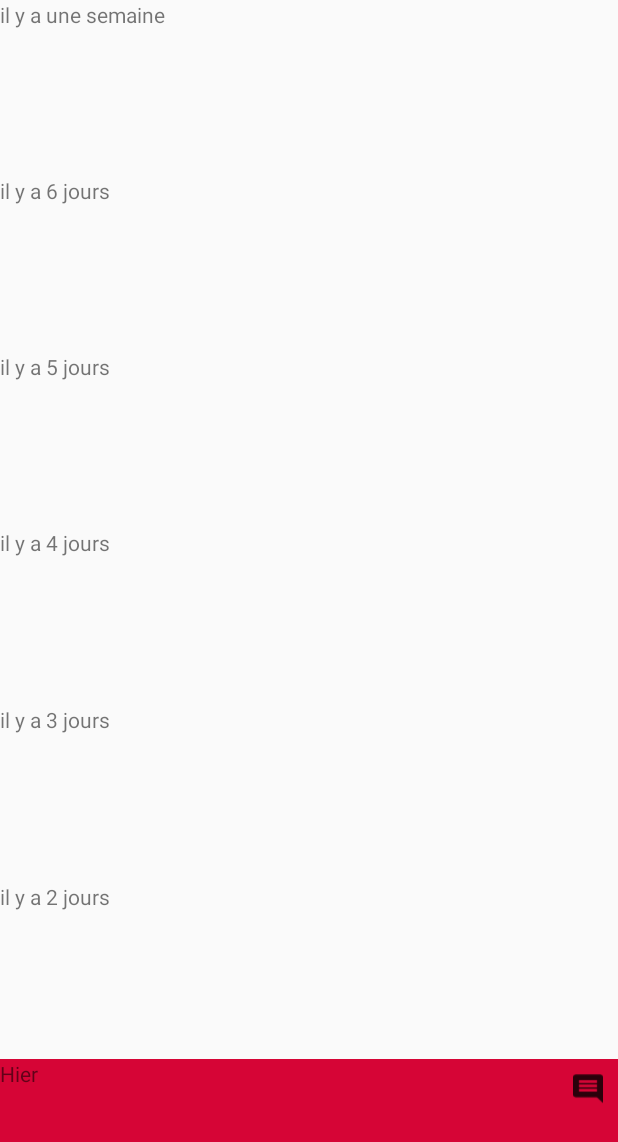
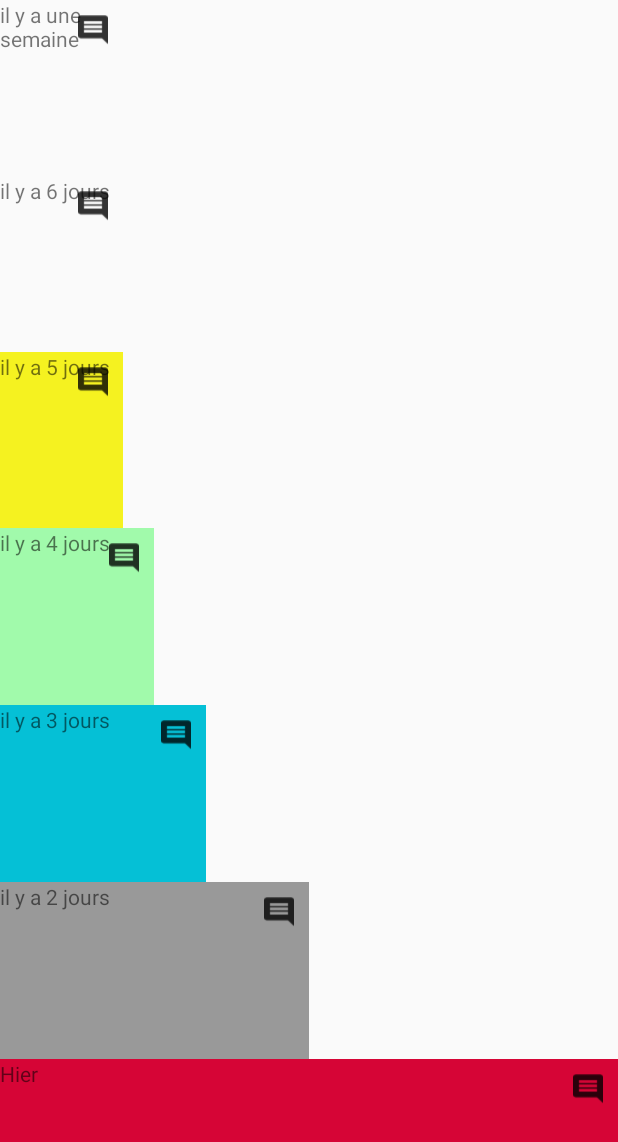
Before and after one commit to saratlse/MoodTracker, an Android app: the screen it shows after launch (HistoryActivity), after a tap on an icon or button, on a phone screen of 412 x 824 dp. Shown: the top 1142 px of the screen. Run offline under Robolectric (Android 15) with nearby library versions, the phone set to English and light mode, and no system bars.

Commit message:
revoir condition ;   if (mood1.getCOMMENT().isEmpty() && mood1 == null)   if (mood1.getCOMMENT().isEmpty() || mood1 == null)   if (mood1.getCOMMENT().isEmpty())   idem aucune de fonctionne
  voir
  comment afficher les layoutParams

```diff
--- a/app/src/main/java/sara/openclassrooms/moodtracker/Controller/HistoryActivity.java
+++ b/app/src/main/java/sara/openclassrooms/moodtracker/Controller/HistoryActivity.java
@@ -14,6 +14,7 @@ import android.view.Display;
 import android.view.View;
 import android.widget.Button;
 import android.widget.ImageView;
+import android.widget.LinearLayout;
 import android.widget.ListView;
 import android.widget.RelativeLayout;
 import android.widget.TextView;
@@ -25,7 +26,6 @@ import java.util.ArrayList;
 import java.util.Calendar;
 import java.util.Date;
 
-import sara.openclassrooms.moodtracker.Model.DifferentsMoods;
 import sara.openclassrooms.moodtracker.Model.Mood;
 import sara.openclassrooms.moodtracker.R;
 
@@ -44,7 +44,7 @@ public class HistoryActivity extends AppCompatActivity {
     ArrayList<MoodData> historyList = new ArrayList<> ();
     ArrayList<ImageView> imageList = new ArrayList<> ();
     String mCurrentDate = "dd-MM-yyyy";
-    SimpleDateFormat Sdf = new SimpleDateFormat(mCurrentDate);
+    SimpleDateFormat Sdf = new SimpleDateFormat (mCurrentDate);
 
 
     private int width;
@@ -83,7 +83,7 @@ public class HistoryActivity extends AppCompatActivity {
         setContentView (R.layout.activity_history);
 
         databaseManager = new DatabaseManager (this);
-        historyList = databaseManager.getLast7Mood();
+        historyList = databaseManager.getLast7Mood ();
 
 
         mSharedPref = getSharedPreferences ("PREF_KEY_COMMENT", MODE_PRIVATE);
@@ -141,7 +141,7 @@ public class HistoryActivity extends AppCompatActivity {
         listLayout.add (mJour7);
         listButton.add (mButton7);
         listTextView.add (mTextView7);
-        mCalendar.add (Calendar.DATE, -7); //modifie un element de la date
+        mCalendar.add (Calendar.DATE, -1); //modifie un element de la date
         String mSevenDaysP = sdf.format (mCalendar.getTime ());
         Log.i ("my activity ", mSevenDaysP);
         mSevenDaysAgo = Storage.load (this, mSevenDaysP);
@@ -151,7 +151,7 @@ public class HistoryActivity extends AppCompatActivity {
         listLayout.add (mJour6);
         listButton.add (mButton6);
         listTextView.add (mTextView6);
-        mCalendar.add (Calendar.DATE, -6);
+        mCalendar.add (Calendar.DATE, -1);
         String mSixDaysP = sdf.format (mCalendar.getTime ());
         mSixDaysAgo = Storage.load (this, mSixDaysP);
 
@@ -159,42 +159,42 @@ public class HistoryActivity extends AppCompatActivity {
         listLayout.add (mJour5);
         listButton.add (mButton5);
         listTextView.add (mTextView5);
-        mCalendar.add (Calendar.DATE, -5);
-        String mFiveDaysP =sdf.format(mCalendar.getTime ());
-        mFiveDaysAgo = Storage.load (this,mFiveDaysP);
+        mCalendar.add (Calendar.DATE, -1);
+        String mFiveDaysP = sdf.format (mCalendar.getTime ());
+        mFiveDaysAgo = Storage.load (this, mFiveDaysP);
 
         //DAY 4
         listLayout.add (mJour4);
         listButton.add (mButton4);
         listTextView.add (mTextView4);
-        mCalendar.add (Calendar.DATE,-4);
-        String mFourDaysP =sdf.format(mCalendar.getTime ());
-        mFourDaysAgo = Storage.load (this,mFourDaysP);
+        mCalendar.add (Calendar.DATE, -1);
+        String mFourDaysP = sdf.format (mCalendar.getTime ());
+        mFourDaysAgo = Storage.load (this, mFourDaysP);
 
         //DAY 3
         listLayout.add (mJour3);
         listButton.add (mButton3);
         listTextView.add (mTextView3);
-        mCalendar.add (Calendar.DATE, -3);
+        mCalendar.add (Calendar.DATE, -1);
         String mThreeDaysP = sdf.format (mCalendar.getTime ());
-        mThreeDaysAgo = Storage.load (this,mThreeDaysP);
+        mThreeDaysAgo = Storage.load (this, mThreeDaysP);
 
         //DAY 2
         listLayout.add (mJour2);
         listButton.add (mButton2);
         listTextView.add (mTextView2);
-        mCalendar.add (Calendar.DATE,-2);
+        mCalendar.add (Calendar.DATE, -1);
         final String mTwoDaysP = sdf.format (mCalendar.getTime ());
-        mTwoDaysAgo = Storage.load (this,mTwoDaysP);
+        mTwoDaysAgo = Storage.load (this, mTwoDaysP);
 
 
-        //DAY 1
+        //YESTERDAY
         listLayout.add (mJour1);
         listButton.add (mButton1);
         listTextView.add (mTextView1);
-        mCalendar.add (Calendar.DATE,-1);
+        mCalendar.add (Calendar.DATE, -1);
         final String mOneDayP = sdf.format (mCalendar.getTime ());
-        mYesterday = Storage.load (this,mOneDayP);
+        mYesterday = Storage.load (this, mOneDayP);
 
 
         mActivityYesterdayColor = getIntent ().getIntExtra ("YESTERDAY_COLOR", 0);
@@ -222,181 +222,129 @@ public class HistoryActivity extends AppCompatActivity {
         Storage.load (context, "MOOD");///creer un load pour recuperer la clef
 
 
-
         //on doit recuperer le mood de la base de donnee qui est un int
         historyList = sevenLastMood ();
-        final MoodData mood1 = historyList.get(0);
-        final MoodData mood2 = historyList.get(1);
-        final MoodData mood3 = historyList.get(2);
-        final MoodData mood4 = historyList.get(3);
-        final MoodData mood5 = historyList.get(4);
-        final MoodData mood6 = historyList.get(5);
-        final MoodData mood7 = historyList.get(6);
+        final MoodData mood1 = new MoodData (0, "", "");
+        final MoodData mood2 = new MoodData (1, "", "");
+        final MoodData mood3 = new MoodData (2, "", "");
+        final MoodData mood4 = new MoodData (3, "", "");
+        final MoodData mood5 = new MoodData (4, "", "");
+        final MoodData mood6 = new MoodData (5, "", "");
+        final MoodData mood7 = new MoodData (6, "", "");
 
-        /*final Mood mood1 = new Mood();
-        final Mood mood2 = new Mood();
-        final Mood mood3 = new Mood();
-        final Mood mood4 = new Mood();
-        final Mood mood5 = new Mood();
-        final Mood mood6 = new Mood();
-        final Mood mood7 = new Mood();*/
-
-
-       /* //////MOOD1////
-        if (mood1 == null) {
+        ////MOOD1
+        if (mood1.getCOMMENT().isEmpty() && mood1 == null) {
             mButton1.setVisibility (View.INVISIBLE);
-            Toast.makeText(this, "Vous n'avez pas encore d'historique :(", Toast.LENGTH_LONG).show();
+            //Toast.makeText(this, "Vous n'avez pas encore d'historique :(", Toast.LENGTH_LONG).show();
         } else
             mButton1.setVisibility (View.VISIBLE);
+        displayMood (mood1.getMOOD (), mJour1, mCurrentDate);
 
         mButton1.setOnClickListener (new View.OnClickListener () {
             @Override
-            public void onClick(View view) {
-                Toast.makeText (getApplicationContext (),historyList.get(0).getCOMMENT(),Toast.LENGTH_SHORT).show ();//je recupere l'etat SAD STATE
-
-
-            }
-        });*/
-
-
-        /////MOOD 2/////
-        if (mood2 == null || mood2.getCOMMENT() == null) {
-            mButton2.setVisibility (View.INVISIBLE);
-        } else
-            mButton2.setVisibility (View.VISIBLE);
-        mButton2.setOnClickListener (new View.OnClickListener () {
-            @Override
             public void onClick(View v) {
-
-                Toast.makeText (getApplicationContext (),historyList.get(1).getCOMMENT(),Toast.LENGTH_SHORT).show ();
+                //Toast.makeText (getApplicationContext (), historyList.get (0).getCOMMENT()+":"+mYesterday.getMood (),Toast.LENGTH_SHORT).show ();
+                Toast.makeText (getApplicationContext (), historyList.get (0).getCOMMENT (), Toast.LENGTH_SHORT).show ();
 
             }
         });
 
-        //////MOOD 3///////
-        if (mood3 == null || mood3.getCOMMENT() == null) {
+
+        /////MOOD 2/////
+        if (mood2.getCOMMENT().isEmpty() && mood2 == null) {
+            mButton2.setVisibility (View.INVISIBLE);
+            //Toast.makeText(this, "Vous n'avez pas d'historique :(", Toast.LENGTH_SHORT).show();
+        } else
+            mButton2.setVisibility (View.VISIBLE);
+        displayMood (mood2.getMOOD (), mJour2, mCurrentDate);
+
+        mButton2.setOnClickListener (new View.OnClickListener () {
+            @Override
+            public void onClick(View v) {
+                Toast.makeText (getApplicationContext (), historyList.get (1).getCOMMENT (), Toast.LENGTH_SHORT).show ();
+
+            }
+        });
+
+        //////MOOD 3///////||mood3.getCOMMENT().isEmpty ()
+        if (mood3.getCOMMENT().isEmpty() && mood3 == null) {
             mButton3.setVisibility (View.INVISIBLE);
+            //Toast.makeText (this, "Vous n'avez pas  d'historique :(",Toast.LENGTH_SHORT).show ();
         } else
             mButton3.setVisibility (View.VISIBLE);
+        displayMood (mood3.getMOOD (), mJour3, mCurrentDate);
         mButton3.setOnClickListener (new View.OnClickListener () {
             @Override
             public void onClick(View view) {
-                Toast.makeText (getApplicationContext (),historyList.get(2).getCOMMENT (),Toast.LENGTH_SHORT).show ();
+                Toast.makeText (getApplicationContext (), historyList.get (2).getCOMMENT (), Toast.LENGTH_SHORT).show ();
 
             }
         });
 
         //////MOOD 4//////////
-        if (mood4 == null || mood4.getCOMMENT () == null) {
+        if (mood4.getCOMMENT().isEmpty() && mood4 == null) {
             mButton4.setVisibility (View.INVISIBLE);
+            //Toast.makeText (this, "Vous n'avez pas d'historique :(",Toast.LENGTH_SHORT).show ();
         } else
             mButton4.setVisibility (View.VISIBLE);
+        displayMood (mood4.getMOOD (), mJour4, mCurrentDate);
         mButton4.setOnClickListener (new View.OnClickListener () {
             @Override
             public void onClick(View view) {
-                Toast.makeText (getApplicationContext (),historyList.get(3).getCOMMENT (),Toast.LENGTH_SHORT).show ();
+                Toast.makeText (getApplicationContext (), historyList.get (3).getCOMMENT (), Toast.LENGTH_SHORT).show ();
             }
         });
 
 
         ///MOOD 5//////////////////
-        if (mood5 == null || mood5.getCOMMENT () == null) {
+        if (mood5.getCOMMENT().isEmpty() && mood5 == null) {
             mButton5.setVisibility (View.INVISIBLE);
+            Toast.makeText (this, "Vous n'avez pas d'historique :(", Toast.LENGTH_SHORT).show ();
         } else
             mButton5.setVisibility (View.VISIBLE);
+        displayMood (mood5.getMOOD (), mJour5, mCurrentDate);
         mButton5.setOnClickListener (new View.OnClickListener () {
             @Override
             public void onClick(View view) {
-                Toast.makeText (getApplicationContext (),historyList.get (4).getCOMMENT (),Toast.LENGTH_SHORT).show ();
+                Toast.makeText (getApplicationContext (), historyList.get (4).getCOMMENT (), Toast.LENGTH_SHORT).show ();
             }
         });
 
 
         /////MOOD 6 ///////////////////
-        if (mood6 == null || mood6.getCOMMENT () == null) {
+        if (mood6.getCOMMENT().isEmpty() && mood6 == null) {
             mButton6.setVisibility (View.INVISIBLE);
+            Toast.makeText (this, "Vous n'avez pas d'historique :(", Toast.LENGTH_SHORT).show ();
         } else
             mButton6.setVisibility (View.VISIBLE);
+        displayMood (mood6.getMOOD (), mJour6, mCurrentDate);
         mButton6.setOnClickListener (new View.OnClickListener () {
             @Override
             public void onClick(View view) {
-                Toast.makeText (getApplicationContext (),historyList.get (5).getCOMMENT (),Toast.LENGTH_SHORT).show ();
+                Toast.makeText (getApplicationContext (), historyList.get (5).getCOMMENT (), Toast.LENGTH_SHORT).show ();
             }
         });
 
         //////MOOD 7////////////////
-        if (mood7 == null || mood7.getCOMMENT () == null) {
+        if (mood7.getCOMMENT().isEmpty() && mood7 == null) {
             mButton7.setVisibility (View.INVISIBLE);
+            Toast.makeText (this, "Vous n'avez pas  d'historique :(", Toast.LENGTH_SHORT).show ();
         } else
             mButton7.setVisibility (View.VISIBLE);
-
+        displayMood (mood7.getMOOD (), mJour7, mCurrentDate);
         mButton7.setOnClickListener (new View.OnClickListener () {
-            @Override
-            public void onClick(View v) {
-                Toast.makeText (getApplicationContext (),historyList.get (6).getCOMMENT (),Toast.LENGTH_SHORT).show ();
-            }
-        });
-
-
-
-
-
-
-        ////MOOD1
-        if (mood1 == null) {
-            mButton1.setVisibility (View.INVISIBLE);
-            Toast.makeText(this, "Vous n'avez pas encore d'historique :(", Toast.LENGTH_LONG).show();
-        } else
-            mButton1.setVisibility (View.VISIBLE);
-            displayMood (mood1.getMOOD(), mJour1);
-
-        mButton1.setOnClickListener (new View.OnClickListener () {
             @Override
             public void onClick(View v) {
                 Toast.makeText (getApplicationContext (), historyList.get (6).getCOMMENT (), Toast.LENGTH_SHORT).show ();
             }
         });
 
-
-
-
-
-    /*if(mood1 != null){
-        displayMood (mood1.getMOOD (), mJour1);
-    }if(mood2 != null){
-        displayMood (mood2.getMOOD (), mJour2);
-    }if(mood3 != null){
-        displayMood (mood3.getMOOD (), mJour3);
-    }if(mood4 != null){
-        displayMood (mood4.getMOOD (), mJour4);
-    }if (mood5 != null){
-        displayMood (mood5.getMOOD (), mJour5);
-    }if (mood6 != null){
-        displayMood (mood6.getMOOD (), mJour6);
-    }if(mood7 != null){
-        displayMood (mood7.getMOOD (), mJour7);
-    }*/
-
-
-
     }
 
     //je recupere les elements de la base de donnee
     public ArrayList<MoodData> sevenLastMood() {
-        /*ArrayList<MoodData> list = new ArrayList<> ();
 
-        Date date = new Date ();
-        String sDate;
-        while (list.size () <= 7) {
-            sDate = dateToString (date);
-            String moodKey = "MOOD" + sDate; //affichage MOODddMMyyyy
-            Mood mood = Storage.load (context, moodKey);
-            list.add (moodData);
-            date = stringToDate (sDate);
-            date = removeOneDay (date);
-        }
-        return list;*/
-        return databaseManager.getLast7Mood();
+        return databaseManager.getLast7Mood ();
     }
 
     public String dateToString(Date d) {
@@ -430,47 +378,52 @@ public class HistoryActivity extends AppCompatActivity {
             list.add (comment);
             d = stringToDate (s);
             d = removeOneDay (d);
-
-
         }
         return list;
     }
 
 
     @RequiresApi(api = Build.VERSION_CODES.M)
-    private void displayMood(int position, RelativeLayout layout) {
+    private void displayMood(int position, RelativeLayout relativeLayout, String date) {
         Display display = getWindowManager ().getDefaultDisplay ();
-        Point size = new Point ();
-        int width = 0;
 
-        try {
-            display.getRealSize (size);
-        }catch (NoSuchMethodError error){
-            display.getSize (size);
-        }
+        int height = relativeLayout.getLayoutParams().height;
+
+        if (sevenLastMood () == null) {
+            relativeLayout.setBackgroundColor (0);
+        } else {
+
             switch (position) {
                 case 0:
-                layout.setBackgroundColor (getColor (R.color.sad_red));
-
+                    width = (display.getWidth() / 1);
+                    relativeLayout.setBackgroundColor (getColor (R.color.sad_red));
                     break;
 
                 case 1:
-                layout.setBackgroundColor (getColor (R.color.disappointed_grey));
+                    relativeLayout.setBackgroundColor (getColor (R.color.disappointed_grey));
+                    width = (display.getWidth() / 2);
                     break;
 
                 case 2:
-                layout.setBackgroundColor (getColor (R.color.normal_blue));
+                    relativeLayout.setBackgroundColor (getColor (R.color.normal_blue));
+                    width = (display.getWidth() / 3);
                     break;
 
                 case 3:
-                layout.setBackgroundColor (getColor (R.color.happy_green));
+                    relativeLayout.setBackgroundColor (getColor (R.color.happy_green));
+                    width = (display.getWidth() / 4);
                     break;
 
                 case 4:
-                layout.setBackgroundColor (getColor (R.color.super_happy_yellow));
+                    relativeLayout.setBackgroundColor (getColor (R.color.super_happy_yellow));
+                    width = (display.getWidth() / 5);
                     break;
             }
+            LinearLayout.LayoutParams parms = (LinearLayout.LayoutParams) relativeLayout.getLayoutParams();
+            parms.width = width;
+
 
         }
 
     }
+}
--- a/app/src/main/java/sara/openclassrooms/moodtracker/Controller/MainActivity.java
+++ b/app/src/main/java/sara/openclassrooms/moodtracker/Controller/MainActivity.java
@@ -16,6 +16,7 @@ import android.util.Log;
 import android.view.LayoutInflater;
 import android.view.View;
 import android.widget.EditText;
+import android.widget.ImageButton;
 import android.widget.Toast;
 
 import java.text.ParseException;
@@ -55,13 +56,13 @@ public class MainActivity extends AppCompatActivity {
     private ArrayList<Mood> mDifferentMoodsArrayList;
     private VerticalViewPager viewPager;
     private PagerAdapter pagerAdapter;
-    private FloatingActionButton mBtnComment;
+    private ImageButton mBtnComment;
     private int moodBackgroundColor;
 
 
     /*save the comment variable*/
     private Calendar mCalendar;
-    private FloatingActionButton mBtnHistoric;
+    private ImageButton mBtnHistoric;
 
     private SharedPreferences mSharedPref;
     private SharedPreferences.Editor editor;
@@ -108,8 +109,8 @@ public class MainActivity extends AppCompatActivity {
         mComment = mSharedPref.getString(PREF_KEY_COMMENT, "");
 
 
-        mBtnHistoric = (FloatingActionButton) findViewById(R.id.historyButton);
-        mBtnComment = (FloatingActionButton) findViewById(R.id.commentButton);
+        mBtnHistoric = (ImageButton) findViewById(R.id.historyButton);
+        mBtnComment = (ImageButton) findViewById(R.id.commentButton);
         edResult = (EditText) findViewById(R.id.editTextComment);
 
 
@@ -283,7 +284,7 @@ public class MainActivity extends AppCompatActivity {
                         mSharedPref.edit().putInt(CURRENT_MOOD_COMMENT, R.color.sad_red);
 
 
-                        Toast.makeText(MainActivity.this, DifferentsMoods.SAD.name(), Toast.LENGTH_SHORT).show();
+                        //Toast.makeText(MainActivity.this,"COMMENT C'ETAIT AUJOURD'HUI ?", Toast.LENGTH_SHORT).show();
 
                         break;
 
@@ -313,7 +314,7 @@ public class MainActivity extends AppCompatActivity {
                         mSharedPref.edit().putString(SAVED_SMILEY_STATE, "DISAPPOINTED_STATE").apply();
                         mSharedPref.edit().putInt(CURRENT_MOOD_COMMENT, R.color.disappointed_grey).apply();
 
-                        Toast.makeText(MainActivity.this, DifferentsMoods.DISAPPOINTED.name(), Toast.LENGTH_SHORT).show();
+                        //Toast.makeText(MainActivity.this, DifferentsMoods.DISAPPOINTED.name(), Toast.LENGTH_SHORT).show();
                         break;
 
                     case 2:
@@ -341,7 +342,7 @@ public class MainActivity extends AppCompatActivity {
                         mSharedPref.edit().putString(SAVED_SMILEY_STATE, "NORMAL_STATE").apply();
                         mSharedPref.edit().putInt(CURRENT_MOOD_COMMENT, R.color.disappointed_grey).apply();
 
-                        Toast.makeText(MainActivity.this,DifferentsMoods.NORMAL.name(), Toast.LENGTH_SHORT).show();
+                        //Toast.makeText(MainActivity.this,DifferentsMoods.NORMAL.name(), Toast.LENGTH_SHORT).show();
                         break;
 
                     case 3:
@@ -368,7 +369,7 @@ public class MainActivity extends AppCompatActivity {
                         mSharedPref.edit().putString(SAVED_SMILEY_STATE, "HAPPY_STATE").apply();
                         mSharedPref.edit().putInt(CURRENT_MOOD_COMMENT, R.color.happy_green).apply();
 
-                        Toast.makeText(MainActivity.this, DifferentsMoods.HAPPY.name(), Toast.LENGTH_SHORT).show();
+                        //Toast.makeText(MainActivity.this, DifferentsMoods.HAPPY.name(), Toast.LENGTH_SHORT).show();
                         break;
 
                     case 4:
@@ -396,7 +397,7 @@ public class MainActivity extends AppCompatActivity {
                         mSharedPref.edit().putString(PREFERENCES_KEY_MOOD, "SUPER_HAPPY_STATE").apply();
                         mSharedPref.edit().putInt(PREF_BACKGROUND_COLOR, R.color.super_happy_yellow).apply();
 
-                        Toast.makeText(MainActivity.this, DifferentsMoods.SUPER_HAPPY.name(), Toast.LENGTH_SHORT).show();
+                        //Toast.makeText(MainActivity.this, DifferentsMoods.SUPER_HAPPY.name(), Toast.LENGTH_SHORT).show();
                         break;
 
                     default:
@@ -466,5 +467,4 @@ public class MainActivity extends AppCompatActivity {
         return list;
     }
 
-
 }
--- a/app/src/main/res/mipmap-anydpi-v26/ic_launcher.xml
+++ b/app/src/main/res/mipmap-anydpi-v26/ic_launcher.xml
@@ -1,5 +1,5 @@
 <?xml version="1.0" encoding="utf-8"?>
 <adaptive-icon xmlns:android="http://schemas.android.com/apk/res/android">
-    <background android:drawable="@drawable/ic_launcher_background" />
-    <foreground android:drawable="@drawable/ic_launcher_foreground" />
+    <background android:drawable="@color/common_google_signin_btn_tint" />
+    <foreground android:drawable="@color/common_google_signin_btn_tint" />
 </adaptive-icon>
--- a/app/src/main/res/values/colors.xml
+++ b/app/src/main/res/values/colors.xml
@@ -8,5 +8,6 @@
     <color name="normal_blue">#05c0d6</color>
     <color name="happy_green">#A1FAAB</color>
     <color name="super_happy_yellow">#F5F220</color>
+    <color name="black">#000000</color>
 
 </resources>
--- a/app/src/main/res/values/styles.xml
+++ b/app/src/main/res/values/styles.xml
@@ -3,8 +3,8 @@
     <!-- Base application theme. -->
     <style name="AppTheme" parent="Theme.AppCompat.Light.NoActionBar">
         <!-- Customize your theme here. -->
-        <item name="colorPrimary">@color/colorPrimary</item>
-        <item name="colorPrimaryDark">@color/colorPrimaryDark</item>
+        <item name="colorPrimary">@color/black</item>
+        <item name="colorPrimaryDark">@color/black</item>
         <item name="colorAccent">@color/colorAccent</item>
     </style>
 
```
Also changed, not shown: app/src/main/java/sara/openclassrooms/moodtracker/Controller/DatabaseManager.java (+2 -5 lines), app/src/main/res/layout/activity_main.xml (+21 -16 lines), app/src/main/res/layout/mood1_sad.xml (+6 -6 lines), app/src/main/res/layout/mood2_disappointed.xml (+6 -6 lines), app/src/main/res/layout/mood3_normal.xml (+6 -6 lines), app/src/main/res/layout/mood4_happy.xml (+6 -6 lines), app/src/main/res/layout/mood5_super.xml (+6 -6 lines). Lines whose indentation alone changed are shown as unchanged.
